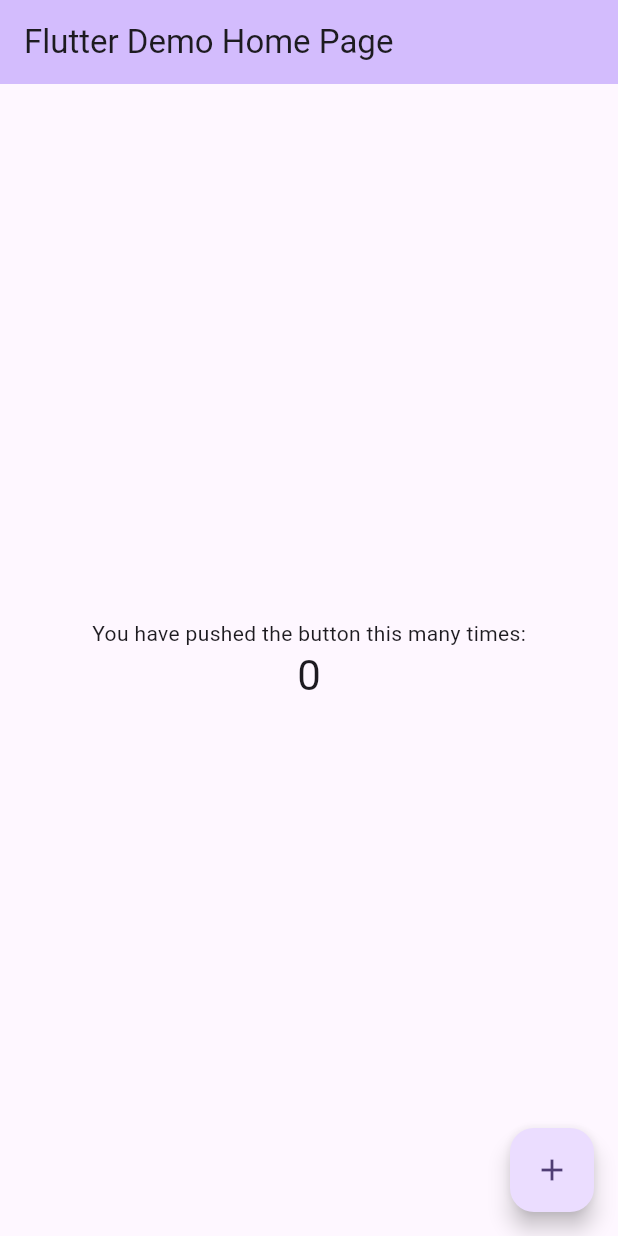
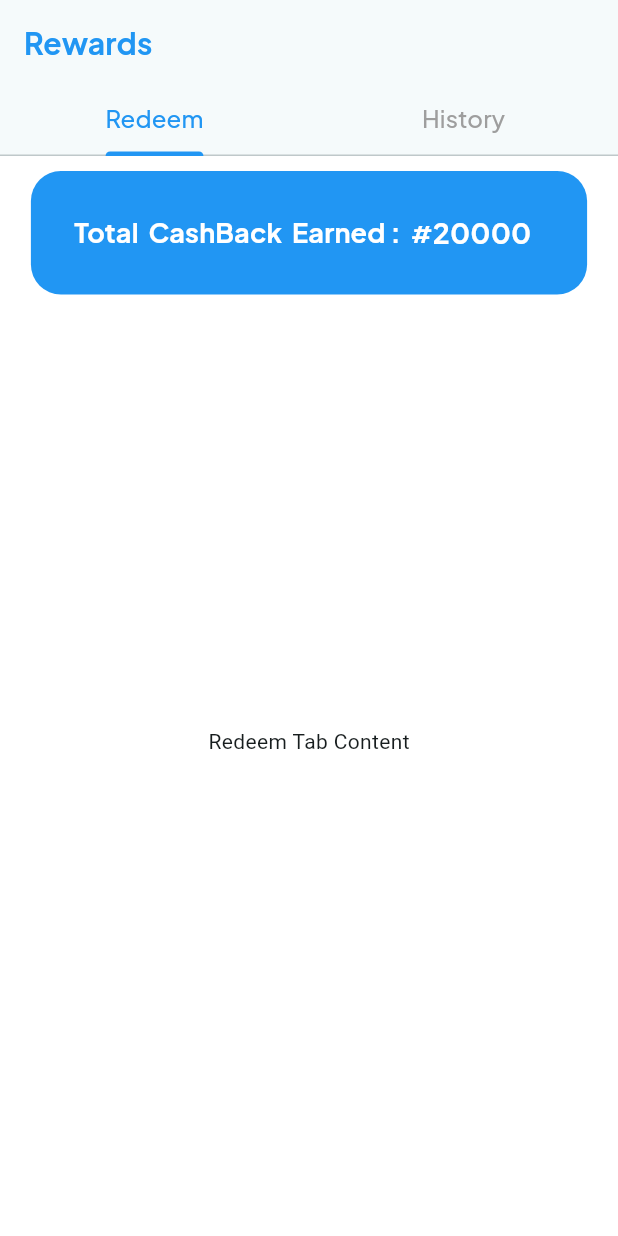
Before and after one commit to ThatLinuxGuyYouKnow/Rewards, a Flutter app: the screen it shows after launch, on a phone screen of 412 x 824 dp. Run offline on Flutter 3.47's test engine with Material 3 defaults, Android fonts, the phone set to English and light mode, and no system bars; our stand-ins replace google_fonts.

Commit message:
decent progress made

```diff
--- /dev/null
+++ b/lib/Mock Data/balanceEnquiryResponse.json
@@ -0,0 +1,8 @@
+{
+    "data": {
+        "username": "Alabi Ayobami",
+        "account_balance": "100000",
+        "cashack_balance": "20000",
+        "total_cashback": "10000000"
+    }
+}
--- /dev/null
+++ b/lib/ReusableWidgets/redeemBalanceTab.dart
@@ -0,0 +1,13 @@
+import 'package:flutter/material.dart';
+
+class RedeemBalanceTab extends StatelessWidget {
+  RedeemBalanceTab({super.key});
+  Widget build(BuildContext context) {
+    return Container(
+      decoration: BoxDecoration(
+          borderRadius: BorderRadius.circular(20),
+          color: Colors.white,
+          border: Border.all(color: Colors.blue)),
+    );
+  }
+}
--- /dev/null
+++ b/lib/ReusableWidgets/rewardBalanceTab.dart
@@ -0,0 +1,37 @@
+import 'package:balancee_rewards/ReusableWidgets/text.dart';
+import 'package:flutter/material.dart';
+
+class RewardBalanceTab extends StatelessWidget {
+  final String cashbackBalance;
+  RewardBalanceTab({super.key, required this.cashbackBalance});
+  Widget build(BuildContext context) {
+    double screenWidth = MediaQuery.of(context).size.width;
+    double screenHeight = MediaQuery.of(context).size.height;
+    return Container(
+      width: screenWidth * 0.9,
+      height: screenHeight * 0.1,
+      decoration: BoxDecoration(
+          color: Colors.blue, borderRadius: BorderRadius.circular(20)),
+      child: Padding(
+        padding: EdgeInsets.symmetric(horizontal: screenWidth * 0.05),
+        child: Row(
+          children: [
+            SizedBox(width: screenWidth * 0.02),
+            HighlightText(
+              text: 'Total  CashBack  Earned :  ',
+              textSize: 18,
+            ),
+            Divider(
+              thickness: 2,
+            ),
+            HighlightText(text: '#'),
+            HighlightText(
+              text: cashbackBalance,
+              textSize: 19,
+            )
+          ],
+        ),
+      ),
+    );
+  }
+}
--- /dev/null
+++ b/lib/ReusableWidgets/text.dart
@@ -0,0 +1,25 @@
+import 'package:flutter/material.dart';
+import 'package:google_fonts/google_fonts.dart';
+
+class StandardText extends StatelessWidget {
+  final String text;
+  final double? textSize;
+  StandardText({super.key, required this.text, this.textSize = 14});
+  Widget build(BuildContext context) {
+    return Text(text, style: GoogleFonts.plusJakartaSans(fontSize: textSize));
+  }
+}
+
+class HighlightText extends StatelessWidget {
+  final String text;
+  final double? textSize;
+  HighlightText({super.key, required this.text, this.textSize = 16});
+  Widget build(BuildContext context) {
+    return Text(text,
+        style: GoogleFonts.plusJakartaSans(
+            color: Colors.white,
+            fontWeight: FontWeight.bold,
+            fontSize: textSize,
+            letterSpacing: 0.1));
+  }
+}
--- a/lib/main.dart
+++ b/lib/main.dart
@@ -1,3 +1,4 @@
+import 'package:balancee_rewards/mainRewardsScreen.dart';
 import 'package:flutter/material.dart';
 
 void main() {
@@ -13,113 +14,10 @@ class MyApp extends StatelessWidget {
     return MaterialApp(
       title: 'Flutter Demo',
       theme: ThemeData(
-        // This is the theme of your application.
-        //
-        // TRY THIS: Try running your application with "flutter run". You'll see
-        // the application has a purple toolbar. Then, without quitting the app,
-        // try changing the seedColor in the colorScheme below to Colors.green
-        // and then invoke "hot reload" (save your changes or press the "hot
-        // reload" button in a Flutter-supported IDE, or press "r" if you used
-        // the command line to start the app).
-        //
-        // Notice that the counter didn't reset back to zero; the application
-        // state is not lost during the reload. To reset the state, use hot
-        // restart instead.
-        //
-        // This works for code too, not just values: Most code changes can be
-        // tested with just a hot reload.
-        colorScheme: ColorScheme.fromSeed(seedColor: Colors.deepPurple),
+        colorScheme: ColorScheme.fromSeed(seedColor: Colors.white),
         useMaterial3: true,
       ),
-      home: const MyHomePage(title: 'Flutter Demo Home Page'),
+      home: MainRewardsScreen(),
     );
   }
 }
-
-class MyHomePage extends StatefulWidget {
-  const MyHomePage({super.key, required this.title});
-
-  // This widget is the home page of your application. It is stateful, meaning
-  // that it has a State object (defined below) that contains fields that affect
-  // how it looks.
-
-  // This class is the configuration for the state. It holds the values (in this
-  // case the title) provided by the parent (in this case the App widget) and
-  // used by the build method of the State. Fields in a Widget subclass are
-  // always marked "final".
-
-  final String title;
-
-  @override
-  State<MyHomePage> createState() => _MyHomePageState();
-}
-
-class _MyHomePageState extends State<MyHomePage> {
-  int _counter = 0;
-
-  void _incrementCounter() {
-    setState(() {
-      // This call to setState tells the Flutter framework that something has
-      // changed in this State, which causes it to rerun the build method below
-      // so that the display can reflect the updated values. If we changed
-      // _counter without calling setState(), then the build method would not be
-      // called again, and so nothing would appear to happen.
-      _counter++;
-    });
-  }
-
-  @override
-  Widget build(BuildContext context) {
-    // This method is rerun every time setState is called, for instance as done
-    // by the _incrementCounter method above.
-    //
-    // The Flutter framework has been optimized to make rerunning build methods
-    // fast, so that you can just rebuild anything that needs updating rather
-    // than having to individually change instances of widgets.
-    return Scaffold(
-      appBar: AppBar(
-        // TRY THIS: Try changing the color here to a specific color (to
-        // Colors.amber, perhaps?) and trigger a hot reload to see the AppBar
-        // change color while the other colors stay the same.
-        backgroundColor: Theme.of(context).colorScheme.inversePrimary,
-        // Here we take the value from the MyHomePage object that was created by
-        // the App.build method, and use it to set our appbar title.
-        title: Text(widget.title),
-      ),
-      body: Center(
-        // Center is a layout widget. It takes a single child and positions it
-        // in the middle of the parent.
-        child: Column(
-          // Column is also a layout widget. It takes a list of children and
-          // arranges them vertically. By default, it sizes itself to fit its
-          // children horizontally, and tries to be as tall as its parent.
-          //
-          // Column has various properties to control how it sizes itself and
-          // how it positions its children. Here we use mainAxisAlignment to
-          // center the children vertically; the main axis here is the vertical
-          // axis because Columns are vertical (the cross axis would be
-          // horizontal).
-          //
-          // TRY THIS: Invoke "debug painting" (choose the "Toggle Debug Paint"
-          // action in the IDE, or press "p" in the console), to see the
-          // wireframe for each widget.
-          mainAxisAlignment: MainAxisAlignment.center,
-          children: <Widget>[
-            const Text(
-              'You have pushed the button this many times:',
-            ),
-            Text(
-              '$_counter',
-              style: Theme.of(context).textTheme.headlineMedium,
-            ),
-          ],
-        ),
-      ),
-      floatingActionButton: FloatingActionButton(
-        onPressed: _incrementCounter,
-        tooltip: 'Increment',
-        child: const Icon(Icons.add),
-      ), // This trailing comma makes auto-formatting nicer for build methods.
-    );
-  }
-}
--- /dev/null
+++ b/lib/mainRewardsScreen.dart
@@ -0,0 +1,92 @@
+import 'package:balancee_rewards/ReusableWidgets/rewardBalanceTab.dart';
+import 'package:balancee_rewards/ReusableWidgets/text.dart';
+import 'package:flutter/material.dart';
+import 'package:google_fonts/google_fonts.dart';
+
+class MainRewardsScreen extends StatelessWidget {
+  @override
+  Widget build(BuildContext context) {
+    double screenWidth = MediaQuery.of(context).size.width;
+    double screenHeight = MediaQuery.of(context).size.height;
+
+    return Container(
+      height: screenHeight,
+      width: screenWidth,
+      color: Colors.white,
+      child: SafeArea(
+        child: DefaultTabController(
+          length: 2, // Number of tabs
+          child: Scaffold(
+            backgroundColor: Colors.white,
+            appBar: AppBar(
+              title: Text(
+                'Rewards',
+                style: GoogleFonts.plusJakartaSans(
+                    color: Colors.blue,
+                    fontWeight: FontWeight.bold,
+                    fontSize: 20,
+                    letterSpacing: 0.1),
+              ),
+              bottom: TabBar(
+                indicatorColor: Colors.blue,
+                labelColor: Colors.blue,
+                unselectedLabelColor: Colors.grey,
+                tabs: [
+                  Tab(child: StandardText(text: 'Redeem', textSize: 16)),
+                  Tab(child: StandardText(text: 'History', textSize: 16)),
+                ],
+              ),
+            ),
+            body: Stack(
+              children: [
+                TabBarView(
+                  children: [
+                    RedeemTab(), // Placeholder for Redeem tab content
+                    HistoryTab(), // Placeholder for History tab content
+                  ],
+                ),
+                Positioned(
+                  top: 10,
+                  left: 0,
+                  right: 0,
+                  child: Row(
+                    mainAxisAlignment: MainAxisAlignment.center,
+                    children: [
+                      RewardBalanceTab(
+                        cashbackBalance: '20000',
+                      ),
+                    ],
+                  ),
+                ),
+              ],
+            ),
+          ),
+        ),
+      ),
+    );
+  }
+}
+
+class RedeemTab extends StatelessWidget {
+  @override
+  Widget build(BuildContext context) {
+    return Padding(
+      padding: const EdgeInsets.only(top: 60.0), // Adjust to prevent overlap
+      child: Center(
+        child: Text('Redeem Tab Content'), // Replace with actual content
+      ),
+    );
+  }
+}
+
+class HistoryTab extends StatelessWidget {
+  @override
+  Widget build(BuildContext context) {
+    return Padding(
+      padding: const EdgeInsets.only(top: 60.0), // Adjust to prevent overlap
+      child: Center(
+        child: Text('History Tab Content'), // Replace with actual content
+      ),
+    );
+  }
+}
--- a/pubspec.yaml
+++ b/pubspec.yaml
@@ -35,6 +35,7 @@ dependencies:
   # The following adds the Cupertino Icons font to your application.
   # Use with the CupertinoIcons class for iOS style icons.
   cupertino_icons: ^1.0.6
+  google_fonts: ^6.2.1
 
 dev_dependencies:
   flutter_test:
```
Also changed, not shown: pubspec.lock, 1 other file.
